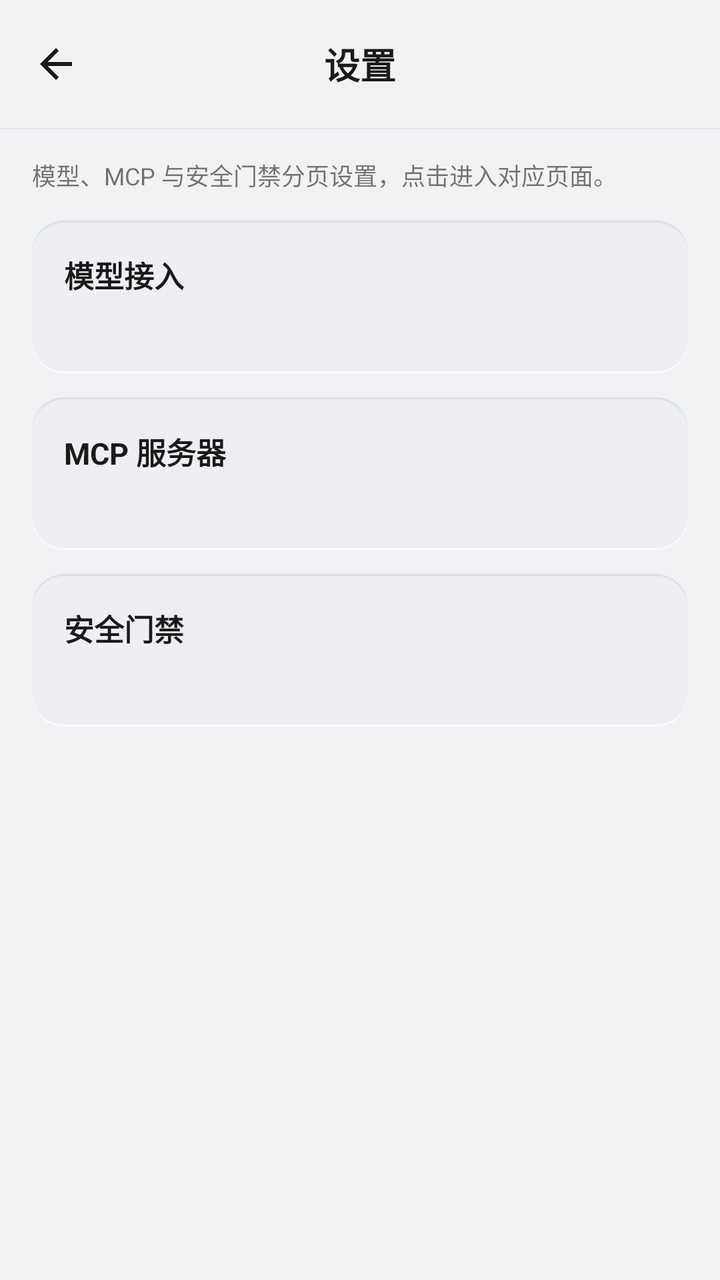
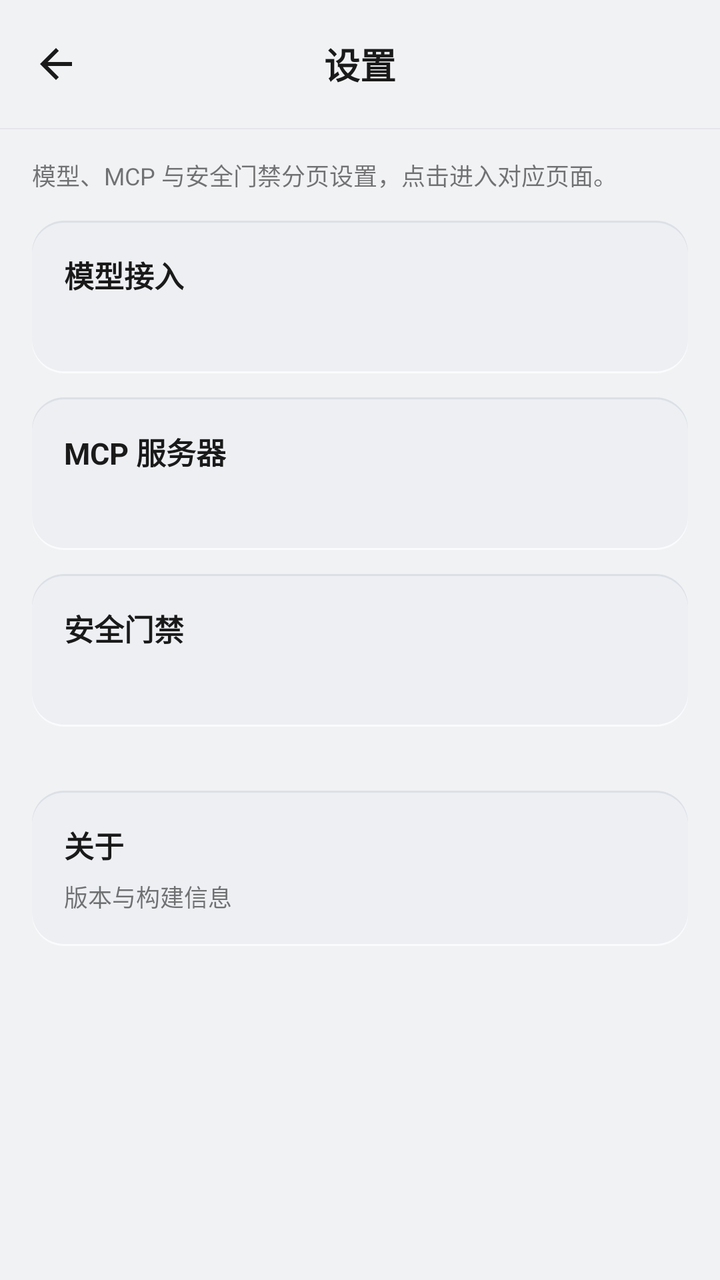

Compare the two renders of this Android layout. The source of the first and the diff that turns it into the second are given below.
<!-- AndroidManifest.xml: application theme Theme.NyralLite -->
<!-- res/layout/activity_settings.xml -->
<?xml version="1.0" encoding="utf-8"?>
<LinearLayout xmlns:android="http://schemas.android.com/apk/res/android"
    android:id="@+id/root"
    android:layout_width="match_parent"
    android:layout_height="match_parent"
    android:background="@color/bg"
    android:orientation="vertical">

    <FrameLayout
        android:layout_width="match_parent"
        android:layout_height="?attr/actionBarSize"
        android:background="@color/bg">

        <ImageView
            android:id="@+id/btn_back"
            android:layout_width="40dp"
            android:layout_height="40dp"
            android:layout_gravity="start|center_vertical"
            android:layout_marginStart="8dp"
            android:background="?attr/selectableItemBackgroundBorderless"
            android:contentDescription="@string/back"
            android:padding="8dp"
            android:src="@drawable/ic_back" />

        <TextView
            android:layout_width="wrap_content"
            android:layout_height="wrap_content"
            android:layout_gravity="center"
            android:text="@string/cfg_title"
            android:textColor="@color/ai_text"
            android:textSize="18sp"
            android:textStyle="bold" />
    </FrameLayout>

    <View
        android:layout_width="match_parent"
        android:layout_height="0.5dp"
        android:background="@color/divider" />

    <ScrollView
        android:layout_width="match_parent"
        android:layout_height="0dp"
        android:layout_weight="1"
        android:fillViewport="true">

        <LinearLayout
            android:layout_width="match_parent"
            android:layout_height="wrap_content"
            android:orientation="vertical"
            android:paddingStart="16dp"
            android:paddingTop="14dp"
            android:paddingEnd="16dp"
            android:paddingBottom="20dp">

            <TextView
                android:layout_width="match_parent"
                android:layout_height="wrap_content"
                android:layout_marginBottom="14dp"
                android:alpha="0.6"
                android:text="@string/settings_hint"
                android:textColor="@color/ai_text"
                android:textSize="12sp" />

            <LinearLayout
                android:id="@+id/entry_model"
                android:layout_width="match_parent"
                android:layout_height="wrap_content"
                android:layout_marginBottom="12dp"
                android:background="@drawable/bg_card"
                android:clickable="true"
                android:focusable="true"
                android:foreground="?attr/selectableItemBackground"
                android:orientation="vertical"
                android:padding="16dp">

                <TextView
                    android:layout_width="wrap_content"
                    android:layout_height="wrap_content"
                    android:text="@string/cfg_section_model"
                    android:textColor="@color/ai_text"
                    android:textSize="15sp"
                    android:textStyle="bold" />

                <TextView
                    android:id="@+id/summary_model"
                    android:layout_width="match_parent"
                    android:layout_height="wrap_content"
                    android:layout_marginTop="6dp"
                    android:alpha="0.6"
                    android:textColor="@color/ai_text"
                    android:textSize="12sp" />
            </LinearLayout>

            <LinearLayout
                android:id="@+id/entry_mcp"
                android:layout_width="match_parent"
                android:layout_height="wrap_content"
                android:layout_marginBottom="12dp"
                android:background="@drawable/bg_card"
                android:clickable="true"
                android:focusable="true"
                android:foreground="?attr/selectableItemBackground"
                android:orientation="vertical"
                android:padding="16dp">

                <TextView
                    android:layout_width="wrap_content"
                    android:layout_height="wrap_content"
                    android:text="@string/cfg_section_mcp"
                    android:textColor="@color/ai_text"
                    android:textSize="15sp"
                    android:textStyle="bold" />

                <TextView
                    android:id="@+id/summary_mcp"
                    android:layout_width="match_parent"
                    android:layout_height="wrap_content"
                    android:layout_marginTop="6dp"
                    android:alpha="0.6"
                    android:textColor="@color/ai_text"
                    android:textSize="12sp" />
            </LinearLayout>

            <LinearLayout
                android:id="@+id/entry_security"
                android:layout_width="match_parent"
                android:layout_height="wrap_content"
                android:layout_marginBottom="12dp"
                android:background="@drawable/bg_card"
                android:clickable="true"
                android:focusable="true"
                android:foreground="?attr/selectableItemBackground"
                android:orientation="vertical"
                android:padding="16dp">

                <TextView
                    android:layout_width="wrap_content"
                    android:layout_height="wrap_content"
                    android:text="@string/cfg_security"
                    android:textColor="@color/ai_text"
                    android:textSize="15sp"
                    android:textStyle="bold" />

                <TextView
                    android:id="@+id/summary_security"
                    android:layout_width="match_parent"
                    android:layout_height="wrap_content"
                    android:layout_marginTop="6dp"
                    android:alpha="0.6"
                    android:textColor="@color/ai_text"
                    android:textSize="12sp" />
            </LinearLayout>
        </LinearLayout>
    </ScrollView>
</LinearLayout>
<!-- resources referenced by this layout -->
<resources>
  <color name="ai_text">#1A1A1A</color>
  <color name="bg">#F1F2F4</color>
  <color name="divider">#E5E5EA</color>
  <!-- drawable bg_card (drawable) -->
  <?xml version="1.0" encoding="utf-8"?>
  <layer-list xmlns:android="http://schemas.android.com/apk/res/android">
      
      <item android:bottom="2dp">
          <shape android:shape="rectangle">
              <solid android:color="#DCE0E6" />
              <corners android:radius="16dp" />
          </shape>
      </item>
      
      <item android:top="2dp">
          <shape android:shape="rectangle">
              <solid android:color="#FAFBFC" />
              <corners android:radius="16dp" />
          </shape>
      </item>
      
      <item android:top="1dp" android:bottom="1dp">
          <shape android:shape="rectangle">
              <solid android:color="#EDEFF3" />
              <corners android:radius="16dp" />
          </shape>
      </item>
  </layer-list>
  <!-- drawable ic_back (drawable) -->
  <?xml version="1.0" encoding="utf-8"?>
  <vector xmlns:android="http://schemas.android.com/apk/res/android"
      android:width="24dp"
      android:height="24dp"
      android:viewportWidth="24"
      android:viewportHeight="24">
      <path
          android:fillColor="#1A1A1A"
          android:pathData="M20,11H7.83l5.59,-5.59L12,4l-8,8 8,8 1.41,-1.41L7.83,13H20v-2z" />
  </vector>
  <string name="back">返回</string>
  <string name="cfg_section_mcp">MCP 服务器</string>
  <string name="cfg_section_model">模型接入</string>
  <string name="cfg_security">安全门禁</string>
  <string name="cfg_title">设置</string>
  <string name="settings_hint">模型、MCP 与安全门禁分页设置，点击进入对应页面。</string>
  <style name="Theme.NyralLite" parent="Theme.Material3.Light.NoActionBar">
          <item name="colorPrimary">@color/brand</item>
          <item name="android:windowBackground">@color/bg</item>
          <item name="android:statusBarColor">@color/bg</item>
          <item name="android:windowLightStatusBar">true</item>
          
          <item name="materialAlertDialogTheme">@style/ThemeOverlay.NyralLite.Dialog</item>
      </style>
  <color name="brand">#2563EB</color>
  <style name="ThemeOverlay.NyralLite.Dialog" parent="ThemeOverlay.Material3.MaterialAlertDialog">
          <item name="colorPrimary">@color/brand</item>
          <item name="colorSecondary">@color/brand</item>
          <item name="colorSurface">@color/bg</item>
          <item name="colorSurfaceContainerHigh">@color/bg</item>
          <item name="colorOnSurface">@color/ai_text</item>
          
          <item name="elevationOverlayEnabled">false</item>
          <item name="shapeAppearanceOverlay">@style/ShapeAppearance.NyralLite.Dialog</item>
      </style>
  <style name="ShapeAppearance.NyralLite.Dialog" parent="">
          <item name="cornerFamily">rounded</item>
          <item name="cornerSize">20dp</item>
      </style>
</resources>

<!-- the commit's change to res/layout/activity_settings.xml (unified diff, before → after) -->
@@ -150,6 +150,36 @@
                     android:textColor="@color/ai_text"
                     android:textSize="12sp" />
             </LinearLayout>
+
+            <LinearLayout
+                android:id="@+id/entry_about"
+                android:layout_width="match_parent"
+                android:layout_height="wrap_content"
+                android:layout_marginTop="20dp"
+                android:background="@drawable/bg_card"
+                android:clickable="true"
+                android:focusable="true"
+                android:foreground="?attr/selectableItemBackground"
+                android:orientation="vertical"
+                android:padding="16dp">
+
+                <TextView
+                    android:layout_width="wrap_content"
+                    android:layout_height="wrap_content"
+                    android:text="@string/about_title"
+                    android:textColor="@color/ai_text"
+                    android:textSize="15sp"
+                    android:textStyle="bold" />
+
+                <TextView
+                    android:layout_width="match_parent"
+                    android:layout_height="wrap_content"
+                    android:layout_marginTop="6dp"
+                    android:alpha="0.6"
+                    android:text="@string/about_summary"
+                    android:textColor="@color/ai_text"
+                    android:textSize="12sp" />
+            </LinearLayout>
         </LinearLayout>
     </ScrollView>
 </LinearLayout>
<!-- resource entries referenced after the edit -->
@@ -39,6 +39,8 @@
           android:fillColor="#1A1A1A"
           android:pathData="M20,11H7.83l5.59,-5.59L12,4l-8,8 8,8 1.41,-1.41L7.83,13H20v-2z" />
   </vector>
+  <string name="about_summary">版本与构建信息</string>
+  <string name="about_title">关于</string>
   <string name="back">返回</string>
   <string name="cfg_section_mcp">MCP 服务器</string>
   <string name="cfg_section_model">模型接入</string>
